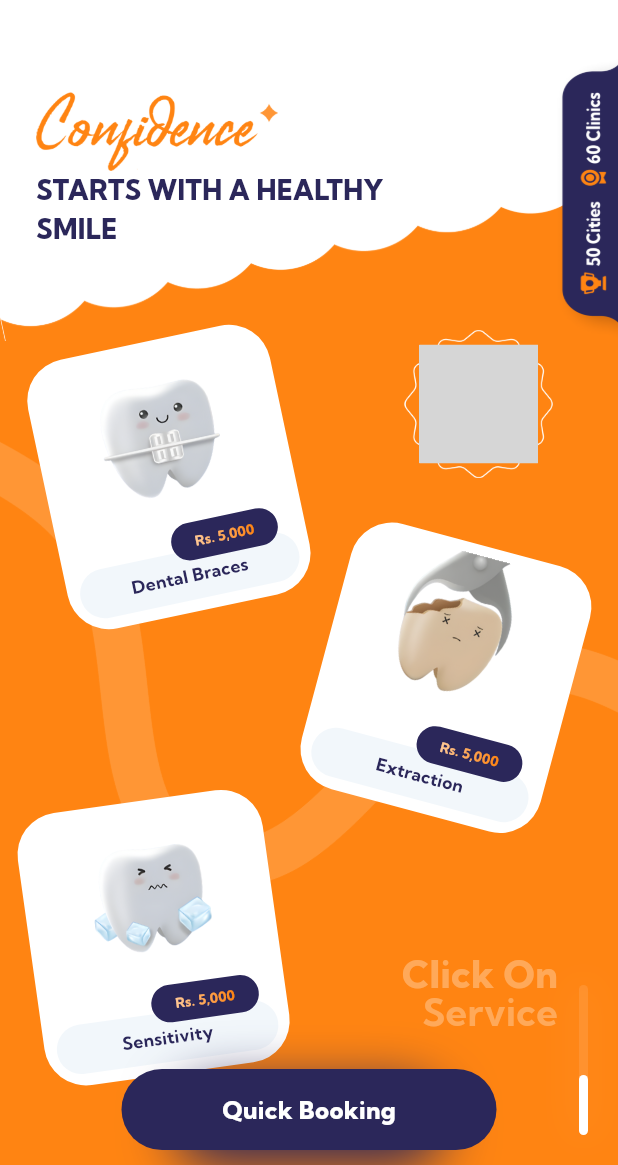
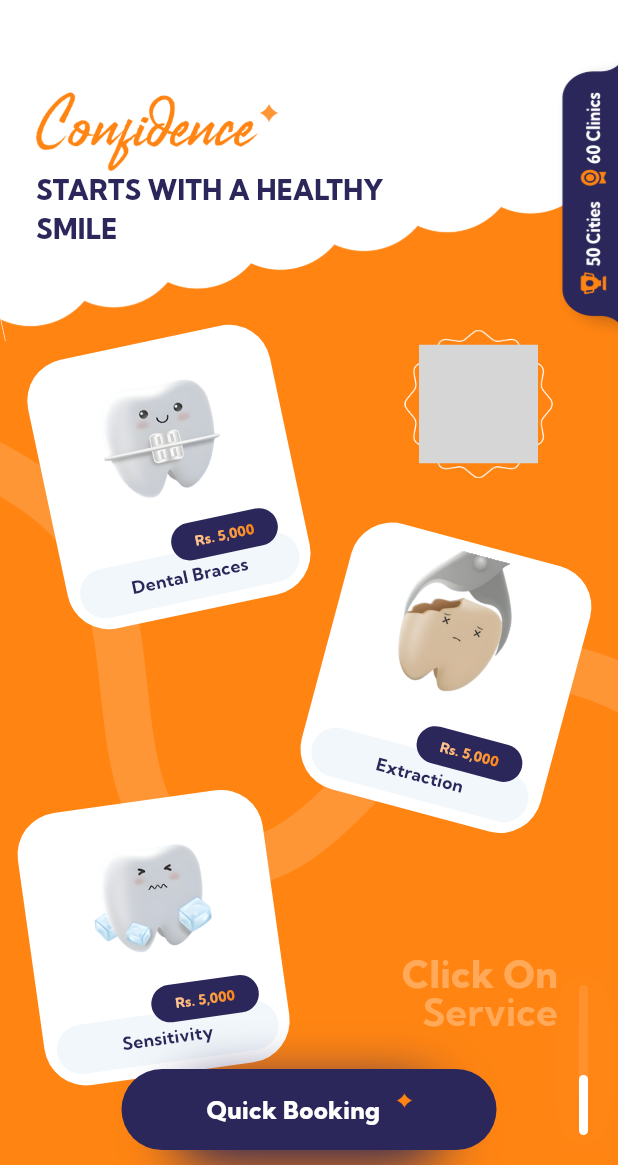
Before and after one commit to computers1418/orange-website, a Flutter app: the screen it shows after launch, on a phone screen of 412 x 824 dp, the part 71-1236 px from its top. Run offline on Flutter 3.47's test engine with Material 3 defaults, Android fonts, the phone set to English and light mode, and no system bars; our stand-ins replace carousel_slider, dio, get, pinput, simple_gradient_text, url_strategy; missing offline and left inert: flutter_circular_text; grey boxes are pictures that could not be loaded.

Commit message:
styled button changes

```diff
--- a/lib/widgets/profile_header.dart
+++ b/lib/widgets/profile_header.dart
@@ -10,7 +10,7 @@ class ProfileHeader extends StatelessWidget {
   @override
   Widget build(BuildContext context) {
     return Padding(
-      padding: EdgeInsets.symmetric(horizontal: SizeResponsive.getHeightverse(context, 20), vertical: SizeResponsive.getHeightverse(context, 6)),
+      padding: EdgeInsets.symmetric(horizontal: SizeResponsive.getHeightverse(context, 25), vertical: SizeResponsive.getHeightverse(context, 6)),
       child: Row(
         children: [
 
--- a/lib/widgets/styled_button.dart
+++ b/lib/widgets/styled_button.dart
@@ -23,10 +23,11 @@ class StyledButton extends StatelessWidget {
               borderRadius: BorderRadius.circular(100),
               boxShadow: [
                 BoxShadow(
-                    color: secondary
-                        ? const Color(0xFFFF8412)
-                        : const Color(0xFF2B275A),
-                    blurRadius: 30)
+                  color: secondary
+                      ? const Color(0xFFFF8412)
+                      : const Color(0xFF2B275A),
+                  blurRadius: 30,
+                ),
               ],
             ),
           ),
@@ -44,19 +45,12 @@ class StyledButton extends StatelessWidget {
               borderRadius: BorderRadius.circular(35),
               color:
                   secondary ? const Color(0xFFFF8412) : const Color(0xFF2B275A),
-              image: DecorationImage(
-                image: const AssetImage(
-                  "res/images/star_frame.png",
-                ),
-                colorFilter: ColorFilter.mode(
-                  secondary ? const Color(0xFFFF8412) : const Color(0xFF2B275A),
-                  BlendMode.srcATop,
-                ),
-              ),
             ),
             alignment: Alignment.center,
-            child: Stack(
-              alignment: Alignment.center,
+            child: Row(
+              mainAxisAlignment: MainAxisAlignment.center,
+              crossAxisAlignment: CrossAxisAlignment.start,
+              // alignment: Alignment.center,
               children: [
                 Text(
                   text ?? "Quick Booking",
@@ -67,11 +61,23 @@ class StyledButton extends StatelessWidget {
                     fontWeight: FontWeight.w800,
                   ),
                 ),
+                const SizedBox(width: 10),
+                ImageIcon(
+                  const AssetImage("res/icons/star.png"),
+                  size: 11,
+                  color: secondary ? Colors.white : const Color(0xFFFF8412),
+                ),
                 // Align(
-                //   alignment: Alignment.centerRight,
+                //   alignment: Alignment.topRight,
                 //   child: Padding(
                 //     padding: const EdgeInsets.only(right: 26, bottom: 14),
-                //     child: ImageIcon(const AssetImage("res/icons/blink.png"), size: 11, color: secondary ? Colors.white: const Color(0xFFFF8412),)))
+                //     child: ImageIcon(
+                //       const AssetImage("res/icons/star.png"),
+                //       size: 11,
+                //       color: secondary ? Colors.white : const Color(0xFFFF8412),
+                //     ),
+                //   ),
+                // )
               ],
             ),
           ),
```
Also changed, not shown: lib/widgets/profile_tab.dart (+4 -4 lines), res/icons/star.png (added).
